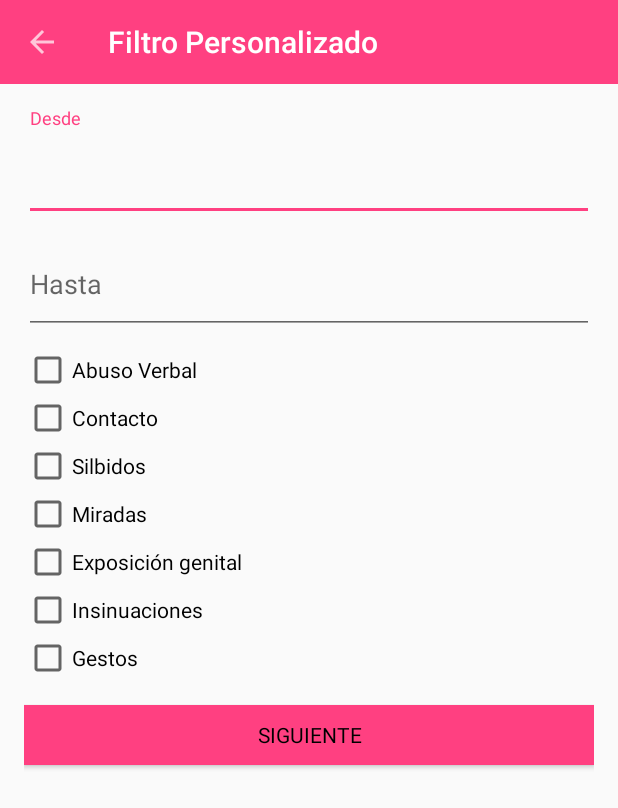
After one commit to kaltamiranobarba/PasoSeguro, an Android app: the CustomFilterActivity screen opened directly, with no data from a screen before it, on a phone screen of 412 x 824 dp. The commit adds this screen. Shown: the top 808 px of the screen. Run offline under Robolectric (Android 15) with nearby library versions, the phone set to English and light mode, and no system bars.

Commit message:
Agrego la activity para filtro personalizado

```diff
--- a/PasoSeguro/app/src/main/AndroidManifest.xml
+++ b/PasoSeguro/app/src/main/AndroidManifest.xml
@@ -91,6 +91,19 @@
                 <category android:name="android.intent.category.DEFAULT" />
             </intent-filter>
         </activity>
+        <activity
+            android:name=".CustomFilterActivity"
+            android:label="Filtro Personalizado">
+            <intent-filter>
+                <action android:name="android.intent.action.MAIN" />
+
+                <category android:name="android.intent.category.DEFAULT" />
+            </intent-filter>
+
+            <meta-data
+                android:name="android.support.PARENT_ACTIVITY"
+                android:value=".MapActivity" />
+        </activity>
     </application>
 
 </manifest>
--- /dev/null
+++ b/PasoSeguro/app/src/main/java/com/example/altam/pasoseguro/CustomFilterActivity.java
@@ -0,0 +1,113 @@
+package com.example.altam.pasoseguro;
+
+import android.app.DatePickerDialog;
+import android.os.Bundle;
+import android.support.v7.app.ActionBar;
+import android.support.v7.app.AppCompatActivity;
+import android.support.v7.widget.Toolbar;
+import android.view.MenuItem;
+import android.view.View;
+import android.widget.DatePicker;
+import android.widget.EditText;
+
+import com.parse.ParseException;
+import com.parse.ParseObject;
+import com.parse.ParseQuery;
+
+import java.text.SimpleDateFormat;
+import java.util.Calendar;
+import java.util.Locale;
+
+public class CustomFilterActivity extends AppCompatActivity implements View.OnClickListener {
+    EditText et_fromDate, et_toDate;
+    Bundle extras;
+    DatePickerDialog fromDatePickerDialog;
+    DatePickerDialog toDatePickerDialog;
+    private SimpleDateFormat dateFormatter;
+    String title, description;
+
+    @Override
+    protected void onCreate(Bundle savedInstanceState) {
+        super.onCreate(savedInstanceState);
+        setContentView(R.layout.activity_custom_filter);
+
+        Toolbar toolbar = (Toolbar) findViewById(R.id.toolbar);
+        setSupportActionBar(toolbar);
+        ActionBar actionBar = getSupportActionBar();
+        actionBar.setDisplayHomeAsUpEnabled(true);
+
+        et_fromDate = (EditText) findViewById(R.id.et_fromDate);
+        et_toDate = (EditText) findViewById(R.id.et_toDate);
+        extras = getIntent().getExtras();
+
+        dateFormatter = new SimpleDateFormat("dd-MM-yyyy", Locale.US);
+
+        setDateTimeField();
+
+
+    }
+
+
+    @Override
+    public boolean onOptionsItemSelected(MenuItem item) {
+        // Handle action bar item clicks here. The action bar will
+        // automatically handle clicks on the Home/Up button, so long
+        // as you specify a parent activity in AndroidManifest.xml.
+        switch (item.getItemId()) {
+            case android.R.id.home: //hago un case por si en un futuro agrego mas opciones
+                //Log.i("ActionBar", "Atrás!");
+                finish();
+                return true;
+            default:
+                return super.onOptionsItemSelected(item);
+        }
+    }
+
+    private void setDateTimeField() {
+        et_fromDate.setOnClickListener(this);
+        et_toDate.setOnClickListener(this);
+
+        Calendar newCalendar = Calendar.getInstance();
+        fromDatePickerDialog = new DatePickerDialog(this, new DatePickerDialog.OnDateSetListener() {
+
+            public void onDateSet(DatePicker view, int year, int monthOfYear, int dayOfMonth) {
+                Calendar newDate = Calendar.getInstance();
+                newDate.set(year, monthOfYear, dayOfMonth);
+                et_fromDate.setText(dateFormatter.format(newDate.getTime()));
+            }
+
+        },newCalendar.get(Calendar.YEAR), newCalendar.get(Calendar.MONTH), newCalendar.get(Calendar.DAY_OF_MONTH));
+
+        toDatePickerDialog = new DatePickerDialog(this, new DatePickerDialog.OnDateSetListener() {
+
+            public void onDateSet(DatePicker view, int year, int monthOfYear, int dayOfMonth) {
+                Calendar newDate = Calendar.getInstance();
+                newDate.set(year, monthOfYear, dayOfMonth);
+                et_toDate.setText(dateFormatter.format(newDate.getTime()));
+            }
+
+        },newCalendar.get(Calendar.YEAR), newCalendar.get(Calendar.MONTH), newCalendar.get(Calendar.DAY_OF_MONTH));
+    }
+
+    @Override
+    public void onClick(View v) {
+        if(v == et_fromDate) {
+            fromDatePickerDialog.show();
+        } else if(v == et_toDate) {
+            toDatePickerDialog.show();
+        }
+    }
+
+    /*public void getCaseInfo(){
+        ParseObject po;
+        ParseQuery<ParseObject> query = ParseQuery.getQuery("Cases");
+        query.whereEqualTo("title", title);
+        try {
+            po = query.getFirst();
+            description = po.getString("description");
+
+        } catch (ParseException e) {
+            e.printStackTrace();
+        }
+    }*/
+}
--- a/PasoSeguro/app/src/main/java/com/example/altam/pasoseguro/MapActivity.java
+++ b/PasoSeguro/app/src/main/java/com/example/altam/pasoseguro/MapActivity.java
@@ -117,6 +117,10 @@ public class MapActivity extends AppCompatActivity implements OnMapReadyCallback
                     break;
                     case R.id.navigation_item_profile:
                         Toast.makeText(MapActivity.this, "MY PROFILE", Toast.LENGTH_LONG).show();
+                    break;
+                    case R.id.navigation_item_custom_filter:
+                        Intent intent3 = new Intent(MapActivity.this, CustomFilterActivity.class);
+                        startActivity(intent3);
                     break;
                 }
                 return true;
--- /dev/null
+++ b/PasoSeguro/app/src/main/res/layout/activity_custom_filter.xml
@@ -0,0 +1,107 @@
+<?xml version="1.0" encoding="utf-8"?>
+<LinearLayout xmlns:android="http://schemas.android.com/apk/res/android"
+    xmlns:tools="http://schemas.android.com/tools"
+    android:layout_width="match_parent"
+    android:layout_height="match_parent"
+    tools:context="com.example.altam.pasoseguro.CustomFilterActivity"
+    android:orientation="vertical">
+
+    <android.support.v7.widget.Toolbar
+        android:id="@+id/toolbar"
+        android:layout_width="match_parent"
+        android:layout_height="?attr/actionBarSize"
+        android:background="@color/colorAccent"
+        android:theme="@style/ThemeOverlay.AppCompat.Dark"
+    />
+
+    <LinearLayout
+        android:layout_width="match_parent"
+        android:layout_height="match_parent"
+        android:paddingBottom="@dimen/activity_vertical_margin"
+        android:paddingLeft="@dimen/activity_horizontal_margin"
+        android:paddingRight="@dimen/activity_horizontal_margin"
+        android:paddingTop="@dimen/activity_vertical_margin"
+        android:orientation="vertical">
+
+        <!-- From Label -->
+        <android.support.design.widget.TextInputLayout
+            android:layout_width="match_parent"
+            android:layout_height="75dp">
+            <EditText android:id="@+id/et_fromDate"
+                android:layout_width="match_parent"
+                android:layout_height="match_parent"
+                android:hint="Desde"/>
+        </android.support.design.widget.TextInputLayout>
+
+        <!-- To Label -->
+        <android.support.design.widget.TextInputLayout
+            android:layout_width="match_parent"
+            android:layout_height="75dp"
+            android:layout_marginBottom="8dp">
+            <EditText android:id="@+id/et_toDate"
+                android:layout_width="match_parent"
+                android:layout_height="match_parent"
+                android:hint="Hasta"/>
+        </android.support.design.widget.TextInputLayout>
+
+        <CheckBox
+            android:id="@+id/checkAbusoVerbal"
+            android:layout_width="wrap_content"
+            android:layout_height="wrap_content"
+            android:text="Abuso Verbal"
+            android:layout_below="@+id/inputDescription"/>
+        <CheckBox
+            android:id="@+id/checkContacto"
+            android:layout_width="wrap_content"
+            android:layout_height="wrap_content"
+            android:text="Contacto"
+            android:layout_below="@+id/checkAbusoVerbal"/>
+        <CheckBox
+            android:id="@+id/checkSilbidos"
+            android:layout_width="wrap_content"
+            android:layout_height="wrap_content"
+            android:text="Silbidos"
+            android:layout_below="@+id/checkContacto"/>
+
+        <CheckBox
+            android:id="@+id/checkMiradas"
+            android:layout_width="wrap_content"
+            android:layout_height="wrap_content"
+            android:text="Miradas"
+            android:layout_below="@+id/checkSilbidos"/>
+
+        <CheckBox
+            android:id="@+id/checkExposicion"
+            android:layout_width="wrap_content"
+            android:layout_height="wrap_content"
+            android:text="Exposición genital"
+            android:layout_below="@+id/checkMiradas"/>
+
+        <CheckBox
+            android:id="@+id/checkInsinuacion"
+            android:layout_width="wrap_content"
+            android:layout_height="wrap_content"
+            android:text="Insinuaciones"
+            android:layout_below="@+id/checkExposicion"/>
+
+        <CheckBox
+            android:id="@+id/checkGestos"
+            android:layout_width="wrap_content"
+            android:layout_height="wrap_content"
+            android:text="Gestos"
+            android:layout_below="@+id/checkInsinuacion"/>
+
+        <android.support.v7.widget.AppCompatButton
+            android:id="@+id/btn_siguiente"
+            android:text="Siguiente"
+            android:layout_height="40dp"
+            android:layout_width="match_parent"
+            android:layout_marginTop="15dp"
+            android:textColor="#000"
+            android:textSize="14dp"
+            android:typeface="sans"
+            android:background="#FF4081"/>
+
+    </LinearLayout>
+
+</LinearLayout>
```
